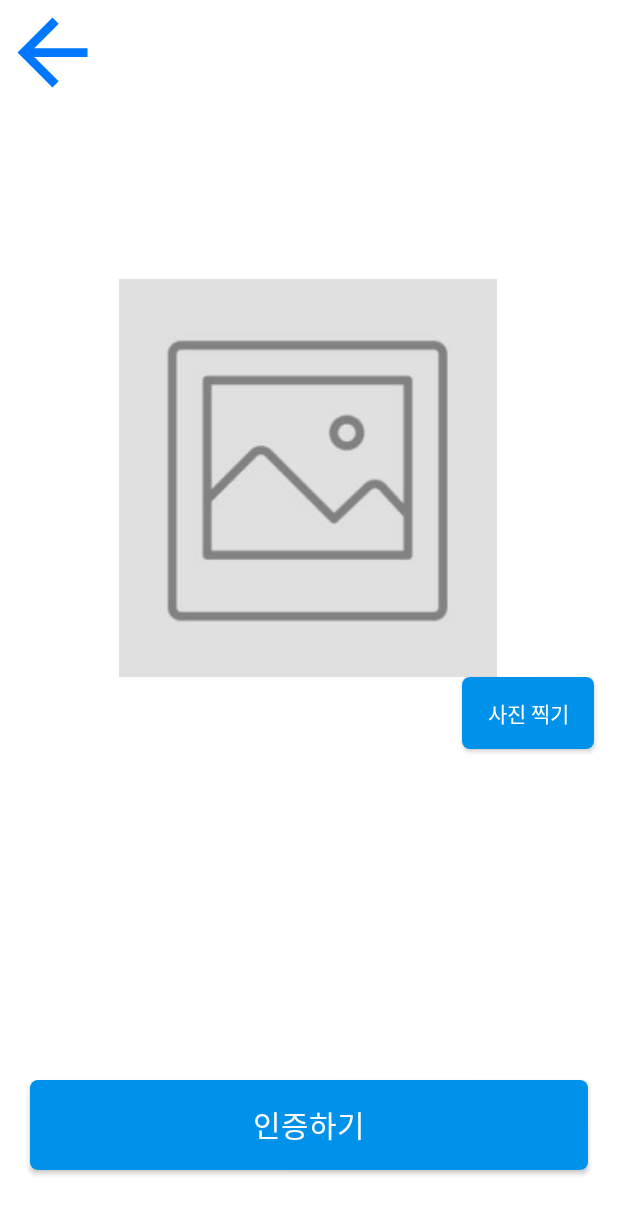
After one commit to leeugun123/Kanect, an Android app: the AuthActivity screen opened directly, with no data from a screen before it, on a phone screen of 412 x 824 dp. The commit adds this screen. Shown: the top 1214 px of the screen. Run offline under Robolectric (Android 15) with nearby library versions, the phone set to English and light mode, and no system bars.

Commit message:
인증 액티비티 생성 및 사진 관련 라이브러리 모듈 추가

```diff
--- a/app/build.gradle
+++ b/app/build.gradle
@@ -1,10 +1,11 @@
 plugins {
     id 'com.android.application'
     id 'org.jetbrains.kotlin.android'
+    id 'com.google.gms.google-services'
 }
 
 android {
-    compileSdk 33
+    compileSdk 32
 
     defaultConfig {
         applicationId "org.techtown.kanect"
@@ -47,6 +48,7 @@ dependencies {
     implementation 'androidx.appcompat:appcompat:1.6.1'
     implementation 'com.google.android.material:material:1.4.0'
     implementation 'androidx.constraintlayout:constraintlayout:2.1.4'
+    implementation 'com.google.firebase:firebase-database-ktx:20.1.0'
     testImplementation 'junit:junit:4.13.2'
     androidTestImplementation 'com.android.support.test:runner:1.0.2'
     androidTestImplementation 'com.android.support.test.espresso:espresso-core:3.0.2'
@@ -54,4 +56,12 @@ dependencies {
     // Kakao Login
     implementation 'com.kakao.sdk:v2-user:2.13.0'
 
+    //Glide
+    implementation 'com.github.bumptech.glide:glide:4.11.0'
+    annotationProcessor 'com.github.bumptech.glide:compiler:4.11.0'
+
+    // TedPermission 라이브러리 추가
+    implementation 'io.github.ParkSangGwon:tedpermission-normal:3.3.0'
+
+
 }
--- a/app/src/main/AndroidManifest.xml
+++ b/app/src/main/AndroidManifest.xml
@@ -4,6 +4,7 @@
     package="org.techtown.kanect">
 
     <uses-permission android:name="android.permission.INTERNET" />
+    <uses-permission android:name="android.permission.READ_EXTERNAL_STORAGE" />
 
     <application
         android:name=".GlobalApplication"
@@ -16,29 +17,30 @@
         android:supportsRtl="true"
         android:theme="@style/Theme.Kanect"
         tools:targetApi="31">
-
+        <activity
+            android:name=".AuthActivity"
+            android:exported="false" />
         <activity
             android:name=".MainActivity"
-            android:exported="false" />
-
-        <!-- 카카오 로그인을 위한 Redirect URI 설정 -->
+            android:exported="false" /> <!-- 카카오 로그인을 위한 Redirect URI 설정 -->
         <activity
             android:name="com.kakao.sdk.auth.AuthCodeHandlerActivity"
             android:exported="true"
             tools:ignore="Instantiatable">
             <intent-filter>
                 <action android:name="android.intent.action.VIEW" />
+
                 <category android:name="android.intent.category.DEFAULT" />
                 <category android:name="android.intent.category.BROWSABLE" />
-                <data android:host="oauth"
+
+                <data
+                    android:host="oauth"
                     android:scheme="kakaob3dd32c725a016184cdfa6f176033403" />
             </intent-filter>
         </activity>
-
         <activity
             android:name=".LoginActivity"
             android:exported="false" />
-
         <activity
             android:name=".SplashActivity"
             android:exported="true">
@@ -48,7 +50,6 @@
                 <category android:name="android.intent.category.LAUNCHER" />
             </intent-filter>
         </activity>
-
     </application>
 
 </manifest>
--- /dev/null
+++ b/app/src/main/java/org/techtown/kanect/AuthActivity.kt
@@ -0,0 +1,37 @@
+package org.techtown.kanect
+
+import androidx.appcompat.app.AppCompatActivity
+import android.os.Bundle
+import android.view.LayoutInflater
+import org.techtown.kanect.databinding.ActivityAuthBinding
+
+class AuthActivity : AppCompatActivity() {
+
+    private lateinit var binding : ActivityAuthBinding
+
+    override fun onCreate(savedInstanceState: Bundle?) {
+        super.onCreate(savedInstanceState)
+
+        binding = ActivityAuthBinding.inflate(layoutInflater)
+        setContentView(binding.root)
+
+        binding.backBtn.setOnClickListener {
+            finish()
+        }//뒤로가기
+
+        binding.takePicBut.setOnClickListener {
+
+
+        }
+
+        binding.authBut.setOnClickListener {
+
+
+        }
+
+
+    }
+
+
+
+}
--- a/app/src/main/java/org/techtown/kanect/LoginActivity.kt
+++ b/app/src/main/java/org/techtown/kanect/LoginActivity.kt
@@ -25,14 +25,19 @@ class LoginActivity : AppCompatActivity() {
         //----------------------카카오 로그인 api 관련 코드---------------------------------
 
         UserApiClient.instance.accessTokenInfo { tokenInfo, error ->
+
             if (error != null) {
                 Toast.makeText(this, "카카오 로그인 실패", Toast.LENGTH_SHORT).show()
-            } else if (tokenInfo != null) {
+            }
+            else if (tokenInfo != null) {
+
                 Toast.makeText(this, "카카오 로그인", Toast.LENGTH_SHORT).show()
-
                 moveNextActivity()
 
             }
+
+
+
         }
 
         val callback: (OAuthToken?, Throwable?) -> Unit = { token, error ->
@@ -67,6 +72,8 @@ class LoginActivity : AppCompatActivity() {
                     else -> { // Unknown
                         Toast.makeText(this, "기타 에러", Toast.LENGTH_SHORT).show()
                     }
+
+
                 }
             } else if (token != null) {
 
@@ -98,7 +105,7 @@ class LoginActivity : AppCompatActivity() {
 
         UserApiClient.instance.me { user, error ->
 
-            val intent = Intent(this, MainActivity::class.java)
+            val intent = Intent(this, AuthActivity::class.java)
             startActivity(intent)
             finish()
 
--- /dev/null
+++ b/app/src/main/res/drawable/ic_baseline_arrow_back_24.xml
@@ -0,0 +1,5 @@
+<vector android:autoMirrored="true" android:height="70dp"
+    android:tint="#0077FF" android:viewportHeight="24"
+    android:viewportWidth="24" android:width="70dp" xmlns:android="http://schemas.android.com/apk/res/android">
+    <path android:fillColor="@android:color/white" android:pathData="M20,11H7.83l5.59,-5.59L12,4l-8,8 8,8 1.41,-1.41L7.83,13H20v-2z"/>
+</vector>
--- /dev/null
+++ b/app/src/main/res/drawable/rounded_corners_background.xml
@@ -0,0 +1,6 @@
+<?xml version="1.0" encoding="utf-8"?>
+<shape xmlns:android="http://schemas.android.com/apk/res/android">
+    <corners android:radius="5dp"/>
+    <solid android:color="#0091EA"/>
+
+</shape>
--- /dev/null
+++ b/app/src/main/res/layout/activity_auth.xml
@@ -0,0 +1,79 @@
+<?xml version="1.0" encoding="utf-8"?>
+<LinearLayout xmlns:android="http://schemas.android.com/apk/res/android"
+    xmlns:app="http://schemas.android.com/apk/res-auto"
+    xmlns:tools="http://schemas.android.com/tools"
+    android:layout_width="match_parent"
+    android:layout_height="match_parent"
+    android:orientation="vertical"
+    android:background="@color/white"
+    tools:context=".AuthActivity">
+
+    <LinearLayout
+        android:layout_width="match_parent"
+        android:layout_height="wrap_content"
+        android:orientation="horizontal">
+
+        <ImageButton
+            android:id="@+id/back_btn"
+            android:layout_width="wrap_content"
+            android:layout_height="wrap_content"
+            android:background="@color/white"
+            android:src="@drawable/ic_baseline_arrow_back_24"
+            />
+
+    </LinearLayout>
+
+    <androidx.constraintlayout.widget.ConstraintLayout
+        android:layout_width="match_parent"
+        android:layout_height="650dp">
+
+
+        <ImageView
+            android:id="@+id/imageView"
+            android:layout_width="wrap_content"
+            android:layout_height="wrap_content"
+            android:background="@drawable/rounded_corners_background"
+            android:src="@drawable/auth_pic"
+            app:layout_constraintBottom_toBottomOf="parent"
+            app:layout_constraintEnd_toEndOf="parent"
+            app:layout_constraintHorizontal_bias="0.496"
+            app:layout_constraintStart_toStartOf="parent"
+            app:layout_constraintTop_toTopOf="parent"
+            app:layout_constraintVertical_bias="0.301" />
+
+        <Button
+            android:id="@+id/takePic_but"
+            android:layout_width="wrap_content"
+            android:layout_height="wrap_content"
+            android:background="@drawable/rounded_corners_background"
+            android:text="사진 찍기"
+            android:textColor="@color/white"
+            app:layout_constraintBottom_toBottomOf="parent"
+            app:layout_constraintEnd_toEndOf="parent"
+            app:layout_constraintHorizontal_bias="0.95"
+            app:layout_constraintStart_toStartOf="parent"
+            app:layout_constraintTop_toBottomOf="@+id/imageView"
+            app:layout_constraintVertical_bias="0.0"
+            tools:ignore="MissingConstraints" />
+
+
+    </androidx.constraintlayout.widget.ConstraintLayout>
+
+
+    <Button
+        android:id="@+id/auth_but"
+        android:layout_width="match_parent"
+        android:layout_height="60dp"
+        android:layout_marginLeft="20dp"
+        android:layout_marginRight="20dp"
+        android:background="@drawable/rounded_corners_background"
+        android:text="인증하기"
+        android:textSize="20sp"
+        android:textColor="@color/white"
+        />
+
+
+
+
+
+</LinearLayout>
--- a/build.gradle
+++ b/build.gradle
@@ -1,4 +1,8 @@
-// Top-level build file where you can add configuration options common to all sub-projects/modules.
+buildscript {
+    dependencies {
+        classpath 'com.google.gms:google-services:4.3.15'
+    }
+}// Top-level build file where you can add configuration options common to all sub-projects/modules.
 plugins {
     id 'com.android.application' version '7.2.2' apply false
     id 'com.android.library' version '7.2.2' apply false
```
Also changed, not shown: app/src/main/res/drawable/auth_pic.PNG (added).
